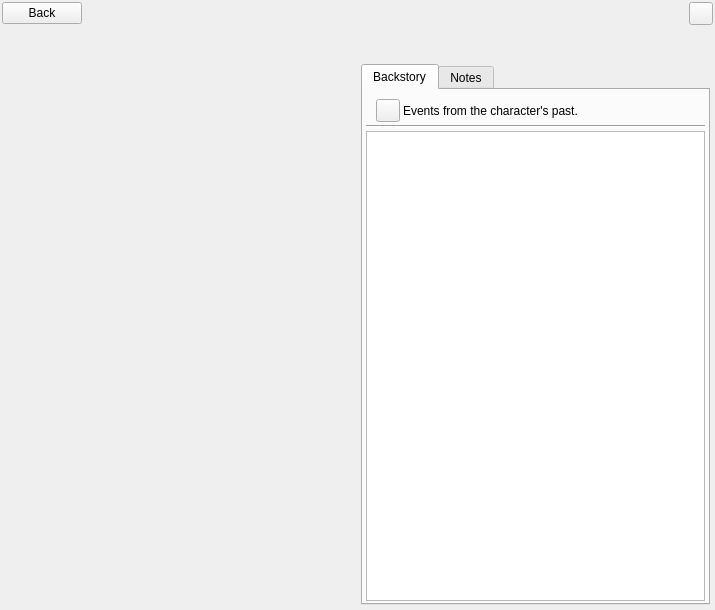
Qt form ui/character_editor.ui (zkovari/plotlyst) before a commit.
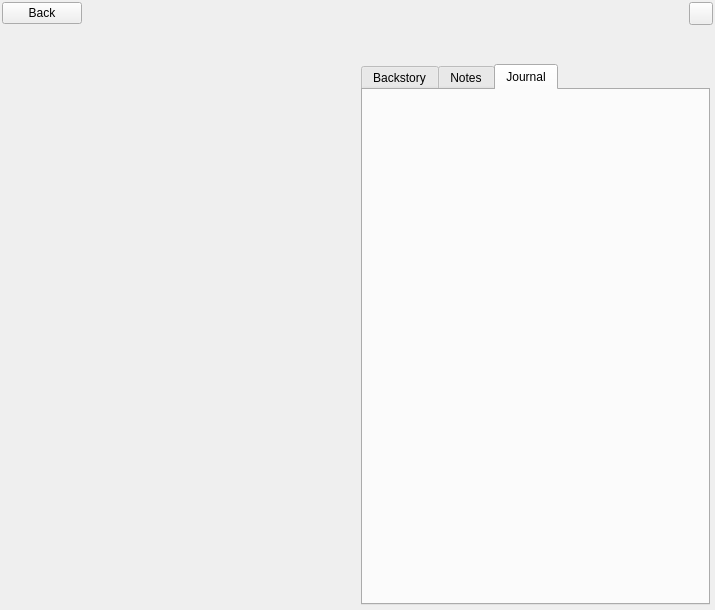
The same form after that commit. The open tabs and pages were chosen to show the change. Custom widgets are drawn as their Qt base class.

Commit message: Add basic journals

Diff of the .ui file:
```diff
--- a/ui/character_editor.ui
+++ b/ui/character_editor.ui
@@ -379,6 +379,31 @@
             </item>
            </layout>
           </widget>
+          <widget class="QWidget" name="tabJournal">
+           <attribute name="title">
+            <string>Journal</string>
+           </attribute>
+           <layout class="QVBoxLayout" name="verticalLayout_10">
+            <property name="spacing">
+             <number>0</number>
+            </property>
+            <property name="leftMargin">
+             <number>0</number>
+            </property>
+            <property name="topMargin">
+             <number>0</number>
+            </property>
+            <property name="rightMargin">
+             <number>0</number>
+            </property>
+            <property name="bottomMargin">
+             <number>0</number>
+            </property>
+            <item>
+             <widget class="JournalWidget" name="wdgJournal" native="true"/>
+            </item>
+           </layout>
+          </widget>
          </widget>
         </item>
        </layout>
@@ -391,8 +416,15 @@
  <customwidgets>
   <customwidget>
    <class>RichTextEditor</class>
-   <extends>QTextEdit</extends>
+   <extends>QFrame</extends>
    <header>src.main.python.plotlyst.view.widget.input</header>
+   <container>1</container>
+  </customwidget>
+  <customwidget>
+   <class>JournalWidget</class>
+   <extends>QWidget</extends>
+   <header>src.main.python.plotlyst.view.widget.characters</header>
+   <container>1</container>
   </customwidget>
  </customwidgets>
  <resources/>
```
The commit also changes 9 other files.
